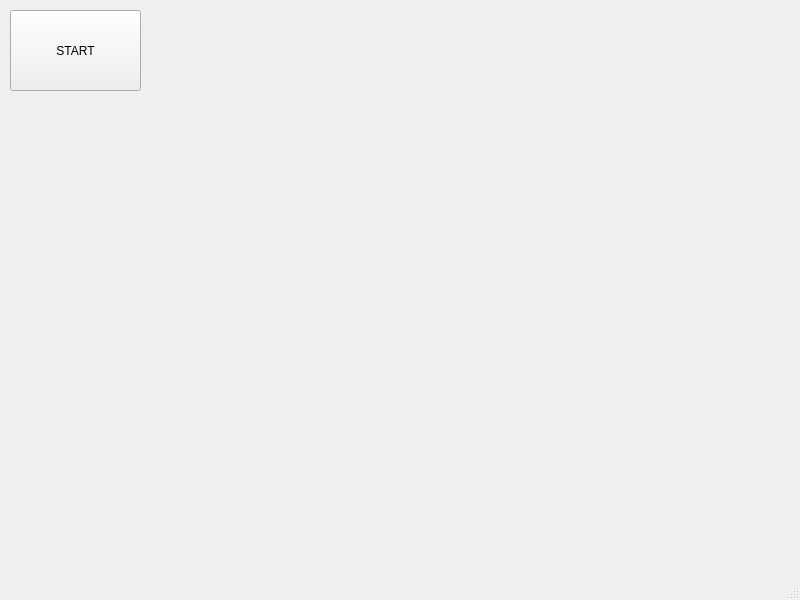
Before: the Qt Designer form firstwindow.ui in SebasVillanueva69/CokeFactory, drawn with Qt 5.
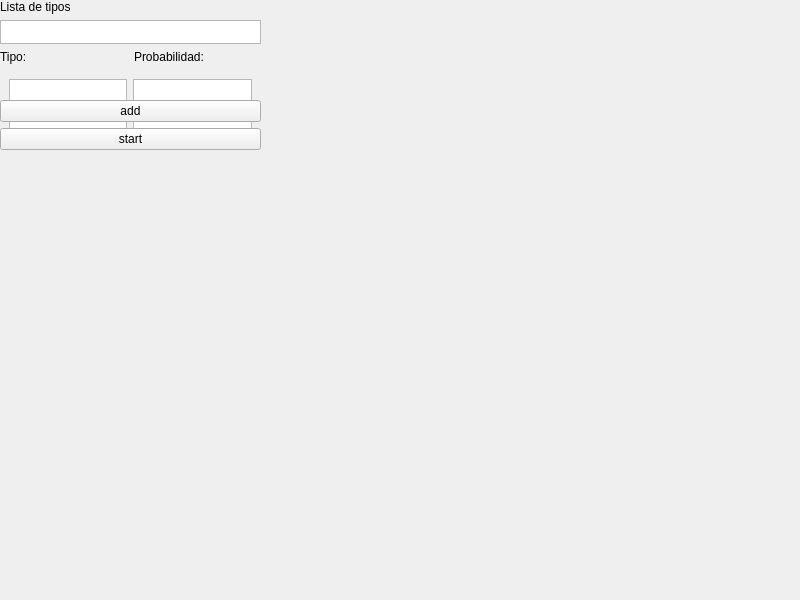
After: the same form once the commit is applied.

Commit message: Ventana primera integrada

Patch:
```diff
--- a/firstwindow.ui
+++ b/firstwindow.ui
@@ -26,21 +26,89 @@
    <property name="styleSheet">
     <string notr="true"/>
    </property>
-   <widget class="QPushButton" name="start">
+   <widget class="QWidget" name="verticalWidget" native="true">
     <property name="geometry">
      <rect>
-      <x>10</x>
-      <y>10</y>
-      <width>131</width>
-      <height>81</height>
+      <x>0</x>
+      <y>0</y>
+      <width>261</width>
+      <height>151</height>
      </rect>
     </property>
-    <property name="text">
-     <string>START</string>
-    </property>
+    <layout class="QVBoxLayout" name="verticalLayout">
+     <property name="sizeConstraint">
+      <enum>QLayout::SetMaximumSize</enum>
+     </property>
+     <item>
+      <widget class="QLabel" name="label_3">
+       <property name="text">
+        <string>Lista de tipos</string>
+       </property>
+      </widget>
+     </item>
+     <item>
+      <widget class="QListWidget" name="listWidget"/>
+     </item>
+     <item>
+      <layout class="QHBoxLayout" name="horizontalLayout_2">
+       <item>
+        <widget class="QLabel" name="label">
+         <property name="text">
+          <string>Tipo:</string>
+         </property>
+        </widget>
+       </item>
+       <item>
+        <widget class="QLabel" name="label_2">
+         <property name="text">
+          <string>Probabilidad:</string>
+         </property>
+        </widget>
+       </item>
+      </layout>
+     </item>
+     <item>
+      <widget class="QWidget" name="horizontalWidget" native="true">
+       <layout class="QHBoxLayout" name="horizontalLayout">
+        <property name="sizeConstraint">
+         <enum>QLayout::SetMinimumSize</enum>
+        </property>
+        <item>
+         <widget class="QPlainTextEdit" name="tipo">
+          <property name="sizePolicy">
+           <sizepolicy hsizetype="Expanding" vsizetype="Expanding">
+            <horstretch>0</horstretch>
+            <verstretch>0</verstretch>
+           </sizepolicy>
+          </property>
+          <property name="sizeAdjustPolicy">
+           <enum>QAbstractScrollArea::AdjustIgnored</enum>
+          </property>
+         </widget>
+        </item>
+        <item>
+         <widget class="QPlainTextEdit" name="proba"/>
+        </item>
+       </layout>
+      </widget>
+     </item>
+     <item>
+      <widget class="QPushButton" name="add">
+       <property name="text">
+        <string>add</string>
+       </property>
+      </widget>
+     </item>
+     <item>
+      <widget class="QPushButton" name="start">
+       <property name="text">
+        <string>start</string>
+       </property>
+      </widget>
+     </item>
+    </layout>
    </widget>
   </widget>
-  <widget class="QStatusBar" name="statusbar"/>
  </widget>
  <resources/>
  <connections/>
```
The commit also changes 4 other files.
